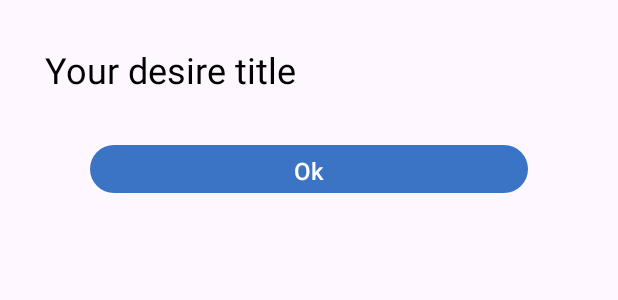
After one commit to amaralfatah/traffic-safety-education-app, an Android app: the layout custom_view_layout.xml on its own in the app's theme, with its tools: preview values and no code run, on a phone screen of 412 x 824 dp. The commit adds this screen. Shown: the top 300 px of the screen. Run offline under Robolectric (Android 15) with nearby library versions, the phone set to English and light mode, and no system bars.

Commit message:
adding pop up result and fixing bug

```diff
--- /dev/null
+++ b/app/src/main/res/layout/custom_view_layout.xml
@@ -0,0 +1,31 @@
+<RelativeLayout xmlns:android="http://schemas.android.com/apk/res/android"
+    android:layout_width="match_parent"
+    android:layout_height="wrap_content">
+
+    <LinearLayout
+        android:layout_width="match_parent"
+        android:layout_height="wrap_content"
+        android:layout_margin="30dp"
+        android:orientation="vertical">
+
+        <TextView
+            android:id="@+id/score"
+            android:layout_width="wrap_content"
+            android:layout_height="wrap_content"
+            android:text="Your desire title"
+            android:textSize="24sp"
+            android:textColor="@color/black"/>
+
+        <Button
+            android:id="@+id/dialogDismiss_button"
+            android:layout_width="match_parent"
+            android:layout_height="40dp"
+            android:layout_margin="30dp"
+            android:textColor="@color/white"
+            android:text="Ok"
+            android:textAllCaps="false"
+            android:textSize="16sp"/>
+
+
+    </LinearLayout>
+</RelativeLayout>
--- a/app/src/main/res/values/themes.xml
+++ b/app/src/main/res/values/themes.xml
@@ -6,4 +6,8 @@
     </style>
 
     <style name="Theme.TrafficSafetyEducation" parent="Base.Theme.TrafficSafetyEducation" />
+
+    <style name="CustomAlertDialog" parent="Theme.AppCompat.Light.Dialog.Alert">
+        <item name="android:windowBackground">@drawable/rounded_corner</item>
+    </style>
 </resources>
--- a/core/src/main/java/com/eduproject/trafficsafetyeducation/core/data/source/local/LocalDataSource.kt
+++ b/core/src/main/java/com/eduproject/trafficsafetyeducation/core/data/source/local/LocalDataSource.kt
@@ -9,7 +9,6 @@ import kotlinx.coroutines.flow.first
 import kotlinx.coroutines.flow.flow
 
 class LocalDataSource(private val mainDao: MainDao) {
-
     suspend fun populateDatabaseIfEmpty() {
         val pretestList = mainDao.getPretest().first()
         if (pretestList.isEmpty()) {
```
Also changed, not shown: app/src/main/java/com/eduproject/trafficsafetyeducation/MainActivity.kt (+28 -13 lines), app/src/main/java/com/eduproject/trafficsafetyeducation/adapter/MultipleChoiceAdapter.kt (+9 -3 lines), app/src/main/java/com/eduproject/trafficsafetyeducation/adapter/MultipleChoiceViewHolder.kt (+8 -3 lines), app/src/main/res/drawable/rounded_corner.xml (added, +8 -0 lines).
